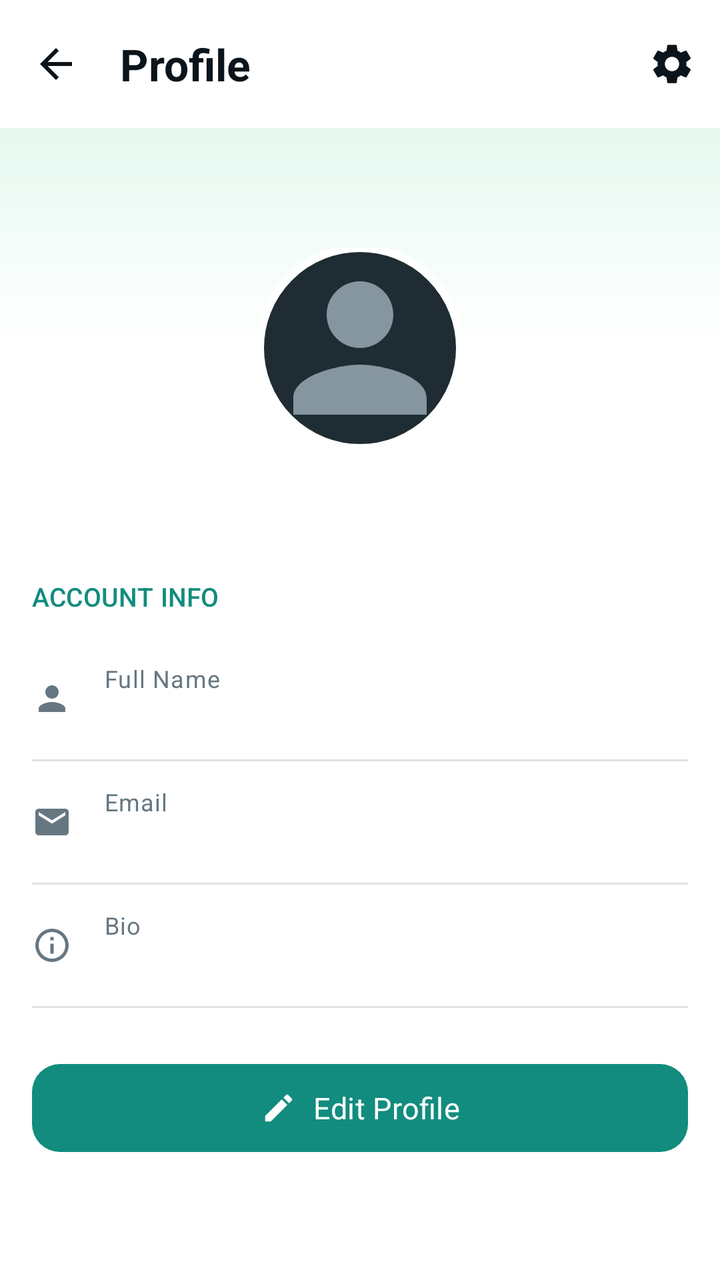
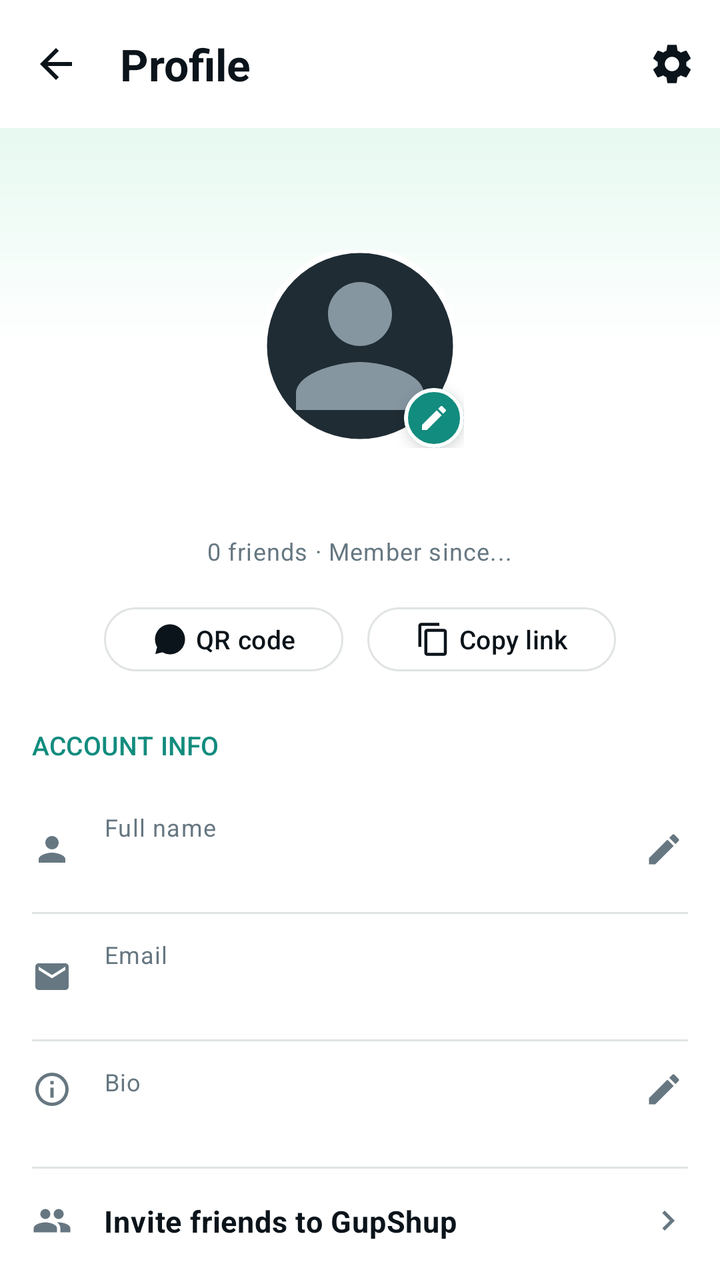

The first picture is an Android layout as it rendered before a commit; the second is the same layout after the commit. The layout source and the unified diff follow.
<!-- AndroidManifest.xml: application theme Theme.GupShup -->
<!-- res/layout/fragment_profile.xml -->
<?xml version="1.0" encoding="utf-8"?>
<LinearLayout xmlns:android="http://schemas.android.com/apk/res/android"
    xmlns:app="http://schemas.android.com/apk/res-auto"
    android:layout_width="match_parent"
    android:layout_height="match_parent"
    android:orientation="vertical"
    android:background="?attr/colorSurface">

    
    <com.google.android.material.appbar.MaterialToolbar
        android:id="@+id/profileToolbar"
        android:layout_width="match_parent"
        android:layout_height="?attr/actionBarSize"
        android:background="?attr/colorSurface"
        app:title="Profile"
        app:titleTextAppearance="@style/TextAppearance.GupShup.Headline"
        app:titleTextColor="?attr/colorOnSurface"
        app:navigationIcon="@drawable/ic_arrow_back"
        app:navigationIconTint="?attr/colorOnSurface"
        app:menu="@menu/profile_menu" />

    <androidx.core.widget.NestedScrollView
        android:layout_width="match_parent"
        android:layout_height="match_parent"
        android:fillViewport="true">

        <LinearLayout
            android:layout_width="match_parent"
            android:layout_height="wrap_content"
            android:orientation="vertical"
            android:paddingBottom="@dimen/spacing_3xl">

            
            <RelativeLayout
                android:layout_width="match_parent"
                android:layout_height="160dp">

                
                <View
                    android:id="@+id/headerBlock"
                    android:layout_width="match_parent"
                    android:layout_height="110dp"
                    android:background="@drawable/bg_profile_header_gradient" />

                
                <FrameLayout
                    android:id="@+id/avatarContainer"
                    android:layout_width="100dp"
                    android:layout_height="100dp"
                    android:layout_alignParentTop="true"
                    android:layout_centerHorizontal="true"
                    android:layout_marginTop="60dp"
                    android:clickable="true"
                    android:focusable="true">

                    
                    <com.google.android.material.imageview.ShapeableImageView
                        android:id="@+id/profileImageView"
                        android:layout_width="match_parent"
                        android:layout_height="match_parent"
                        android:scaleType="centerCrop"
                        android:src="@drawable/ic_profile_placeholder"
                        app:shapeAppearanceOverlay="@style/CircleImage"
                        app:strokeWidth="4dp"
                        app:strokeColor="?attr/colorSurface" />
                </FrameLayout>
            </RelativeLayout>

            
            <TextView
                android:id="@+id/profileNameHeader"
                android:layout_width="wrap_content"
                android:layout_height="wrap_content"
                android:layout_gravity="center_horizontal"
                android:layout_marginTop="12dp"
                style="@style/TextAppearance.GupShup.Headline"
                android:textColor="?attr/colorOnSurface"
                android:textAlignment="center" />

            
            <LinearLayout
                android:layout_width="match_parent"
                android:layout_height="wrap_content"
                android:orientation="vertical"
                android:paddingHorizontal="16dp">

                
                <TextView
                    android:layout_width="wrap_content"
                    android:layout_height="wrap_content"
                    android:text="ACCOUNT INFO"
                    style="@style/TextAppearance.GupShup.Label"
                    android:textColor="@color/colorPrimary"
                    android:layout_marginTop="24dp"
                    android:layout_marginBottom="12dp" />

                
                <LinearLayout
                    android:layout_width="match_parent"
                    android:layout_height="wrap_content"
                    android:orientation="horizontal"
                    android:gravity="center_vertical"
                    android:paddingVertical="12dp">

                    <ImageView
                        android:layout_width="20dp"
                        android:layout_height="20dp"
                        android:src="@drawable/ic_person"
                        app:tint="@color/onSurfaceVariant"
                        android:layout_marginEnd="16dp"
                        android:contentDescription="Full Name Icon" />

                    <LinearLayout
                        android:layout_width="0dp"
                        android:layout_height="wrap_content"
                        android:layout_weight="1"
                        android:orientation="vertical">

                        <TextView
                            android:layout_width="wrap_content"
                            android:layout_height="wrap_content"
                            android:text="Full Name"
                            style="@style/TextAppearance.GupShup.Caption"
                            android:textColor="@color/onSurfaceVariant" />

                        <EditText
                            android:id="@+id/nameEditText"
                            android:layout_width="match_parent"
                            android:layout_height="wrap_content"
                            android:background="@android:color/transparent"
                            android:padding="0dp"
                            android:inputType="textPersonName"
                            style="@style/TextAppearance.GupShup.Body"
                            android:textColor="?attr/colorOnSurface"
                            android:enabled="false" />
                    </LinearLayout>
                </LinearLayout>

                <View
                    android:layout_width="match_parent"
                    android:layout_height="1dp"
                    android:background="@color/outline" />

                
                <LinearLayout
                    android:layout_width="match_parent"
                    android:layout_height="wrap_content"
                    android:orientation="horizontal"
                    android:gravity="center_vertical"
                    android:paddingVertical="12dp">

                    <ImageView
                        android:layout_width="20dp"
                        android:layout_height="20dp"
                        android:src="@drawable/ic_email"
                        app:tint="@color/onSurfaceVariant"
                        android:layout_marginEnd="16dp"
                        android:contentDescription="Email Icon" />

                    <LinearLayout
                        android:layout_width="0dp"
                        android:layout_height="wrap_content"
                        android:layout_weight="1"
                        android:orientation="vertical">

                        <TextView
                            android:layout_width="wrap_content"
                            android:layout_height="wrap_content"
                            android:text="Email"
                            style="@style/TextAppearance.GupShup.Caption"
                            android:textColor="@color/onSurfaceVariant" />

                        <EditText
                            android:id="@+id/emailEditText"
                            android:layout_width="match_parent"
                            android:layout_height="wrap_content"
                            android:background="@android:color/transparent"
                            android:padding="0dp"
                            android:inputType="textEmailAddress"
                            style="@style/TextAppearance.GupShup.Body"
                            android:textColor="?attr/colorOnSurface"
                            android:enabled="false" />
                    </LinearLayout>
                </LinearLayout>

                <View
                    android:layout_width="match_parent"
                    android:layout_height="1dp"
                    android:background="@color/outline" />

                
                <LinearLayout
                    android:layout_width="match_parent"
                    android:layout_height="wrap_content"
                    android:orientation="horizontal"
                    android:gravity="center_vertical"
                    android:paddingVertical="12dp">

                    <ImageView
                        android:layout_width="20dp"
                        android:layout_height="20dp"
                        android:src="@drawable/ic_info"
                        app:tint="@color/onSurfaceVariant"
                        android:layout_marginEnd="16dp"
                        android:contentDescription="Bio Icon" />

                    <LinearLayout
                        android:layout_width="0dp"
                        android:layout_height="wrap_content"
                        android:layout_weight="1"
                        android:orientation="vertical">

                        <TextView
                            android:layout_width="wrap_content"
                            android:layout_height="wrap_content"
                            android:text="Bio"
                            style="@style/TextAppearance.GupShup.Caption"
                            android:textColor="@color/onSurfaceVariant" />

                        <EditText
                            android:id="@+id/bioEditText"
                            android:layout_width="match_parent"
                            android:layout_height="wrap_content"
                            android:background="@android:color/transparent"
                            android:padding="0dp"
                            android:inputType="textMultiLine"
                            android:maxLines="3"
                            style="@style/TextAppearance.GupShup.Body"
                            android:textColor="?attr/colorOnSurface"
                            android:enabled="false" />
                    </LinearLayout>
                </LinearLayout>

                <View
                    android:layout_width="match_parent"
                    android:layout_height="1dp"
                    android:background="@color/outline" />

                
                <com.google.android.material.button.MaterialButton
                    android:id="@+id/editSaveButton"
                    style="@style/Widget.GupShup.Button.Filled"
                    android:layout_width="match_parent"
                    android:layout_height="@dimen/button_height"
                    android:layout_marginTop="24dp"
                    android:text="Edit Profile"
                    app:icon="@drawable/ic_edit"
                    app:iconGravity="textStart"
                    app:iconTint="@color/white" />

            </LinearLayout>

        </LinearLayout>
    </androidx.core.widget.NestedScrollView>

</LinearLayout>
<!-- resources referenced by this layout -->
<resources>
  <color name="white">#FFFFFF</color>
  <dimen name="button_height">52dp</dimen>
  <style name="Widget.GupShup.Button.Filled" parent="Widget.Material3.Button">
          <item name="android:layout_height">@dimen/button_height</item>
          <item name="cornerRadius">@dimen/radius_medium</item>
          <item name="elevation">@dimen/elevation_level_1</item>
          <item name="rippleColor">@color/colorPrimaryContainer</item>
          <item name="android:fontFamily">@font/google_sans_medium</item>
          <item name="android:textSize">15sp</item>
          <item name="backgroundTint">?attr/colorPrimary</item>
          <item name="android:textColor">?attr/colorOnPrimary</item>
      </style>
  <dimen name="radius_medium">14dp</dimen>
  <dimen name="elevation_level_1">1dp</dimen>
  <color name="error">#D32F2F</color>
  <!-- unchanged entries left out for length: 37 -->
</resources>

<!-- the commit's change to res/layout/fragment_profile.xml (unified diff, before → after) -->
@@ -35,7 +35,6 @@
                 android:layout_width="match_parent"
                 android:layout_height="160dp">
 
-                
                 <View
                     android:id="@+id/headerBlock"
                     android:layout_width="match_parent"
@@ -45,24 +44,54 @@
                 
                 <FrameLayout
                     android:id="@+id/avatarContainer"
-                    android:layout_width="100dp"
-                    android:layout_height="100dp"
+                    android:layout_width="104dp"
+                    android:layout_height="104dp"
                     android:layout_alignParentTop="true"
                     android:layout_centerHorizontal="true"
-                    android:layout_marginTop="60dp"
+                    android:layout_marginTop="58dp"
                     android:clickable="true"
                     android:focusable="true">
+
+                    
+                    <View
+                        android:id="@+id/statusRingView"
+                        android:layout_width="104dp"
+                        android:layout_height="104dp"
+                        android:background="@drawable/status_ring"
+                        android:visibility="gone" />
 
                     
                     <com.google.android.material.imageview.ShapeableImageView
                         android:id="@+id/profileImageView"
-                        android:layout_width="match_parent"
-                        android:layout_height="match_parent"
+                        android:layout_width="96dp"
+                        android:layout_height="96dp"
+                        android:layout_gravity="center"
                         android:scaleType="centerCrop"
                         android:src="@drawable/ic_profile_placeholder"
                         app:shapeAppearanceOverlay="@style/CircleImage"
-                        app:strokeWidth="4dp"
+                        app:strokeWidth="3dp"
                         app:strokeColor="?attr/colorSurface" />
+
+                    
+                    <com.google.android.material.card.MaterialCardView
+                        android:id="@+id/cameraBadge"
+                        android:layout_width="30dp"
+                        android:layout_height="30dp"
+                        android:layout_gravity="bottom|end"
+                        app:cardCornerRadius="15dp"
+                        app:cardBackgroundColor="@color/colorPrimary"
+                        app:cardElevation="4dp"
+                        app:strokeWidth="2dp"
+                        app:strokeColor="?attr/colorSurface">
+
+                        <ImageView
+                            android:layout_width="16dp"
+                            android:layout_height="16dp"
+                            android:layout_gravity="center"
+                            android:src="@drawable/ic_edit"
+                            app:tint="@color/white"
+                            android:contentDescription="Change Photo" />
+                    </com.google.android.material.card.MaterialCardView>
                 </FrameLayout>
             </RelativeLayout>
 
@@ -72,10 +101,62 @@
                 android:layout_width="wrap_content"
                 android:layout_height="wrap_content"
                 android:layout_gravity="center_horizontal"
-                android:layout_marginTop="12dp"
+                android:layout_marginTop="10dp"
                 style="@style/TextAppearance.GupShup.Headline"
                 android:textColor="?attr/colorOnSurface"
                 android:textAlignment="center" />
+
+            
+            <TextView
+                android:id="@+id/profileStatsText"
+                android:layout_width="wrap_content"
+                android:layout_height="wrap_content"
+                android:layout_gravity="center_horizontal"
+                android:layout_marginTop="4dp"
+                style="@style/TextAppearance.GupShup.Caption"
+                android:textColor="@color/onSurfaceVariant"
+                android:textAlignment="center"
+                android:text="0 friends · Member since..." />
+
+            
+            <LinearLayout
+                android:layout_width="wrap_content"
+                android:layout_height="wrap_content"
+                android:layout_gravity="center_horizontal"
+                android:orientation="horizontal"
+                android:layout_marginTop="16dp">
+
+                <com.google.android.material.button.MaterialButton
+                    android:id="@+id/qrCodeChip"
+                    style="@style/Widget.Material3.Button.OutlinedButton"
+                    android:layout_width="wrap_content"
+                    android:layout_height="40dp"
+                    android:text="QR code"
+                    android:textAppearance="@style/TextAppearance.GupShup.Label"
+                    android:textColor="?attr/colorOnSurface"
+                    app:icon="@drawable/ic_logo"
+                    app:iconTint="?attr/colorOnSurface"
+                    app:iconSize="18dp"
+                    app:cornerRadius="20dp"
+                    app:strokeColor="@color/outline"
+                    app:strokeWidth="1dp"
+                    android:layout_marginEnd="12dp" />
+
+                <com.google.android.material.button.MaterialButton
+                    android:id="@+id/copyLinkChip"
+                    style="@style/Widget.Material3.Button.OutlinedButton"
+                    android:layout_width="wrap_content"
+                    android:layout_height="40dp"
+                    android:text="Copy link"
+                    android:textAppearance="@style/TextAppearance.GupShup.Label"
+                    android:textColor="?attr/colorOnSurface"
+                    app:icon="@drawable/ic_copy"
+                    app:iconTint="?attr/colorOnSurface"
+                    app:iconSize="18dp"
+                    app:cornerRadius="20dp"
+                    app:strokeColor="@color/outline"
+                    app:strokeWidth="1dp" />
+            </LinearLayout>
 
             
             <LinearLayout
@@ -119,21 +200,45 @@
                         <TextView
                             android:layout_width="wrap_content"
                             android:layout_height="wrap_content"
-                            android:text="Full Name"
+                            android:text="Full name"
                             style="@style/TextAppearance.GupShup.Caption"
                             android:textColor="@color/onSurfaceVariant" />
+
+                        <TextView
+                            android:id="@+id/nameTextView"
+                            android:layout_width="match_parent"
+                            android:layout_height="wrap_content"
+                            style="@style/TextAppearance.GupShup.Body"
+                            android:textColor="?attr/colorOnSurface"
+                            android:textStyle="bold"
+                            android:layout_marginTop="2dp" />
 
                         <EditText
                             android:id="@+id/nameEditText"
                             android:layout_width="match_parent"
                             android:layout_height="wrap_content"
-                            android:background="@android:color/transparent"
-                            android:padding="0dp"
+                            android:background="@drawable/bg_input_pill"
+                            android:paddingHorizontal="12dp"
+                            android:paddingVertical="8dp"
                             android:inputType="textPersonName"
                             style="@style/TextAppearance.GupShup.Body"
                             android:textColor="?attr/colorOnSurface"
-                            android:enabled="false" />
+                            android:visibility="gone"
+                            android:layout_marginTop="4dp" />
                     </LinearLayout>
+
+                    <ImageView
+                        android:id="@+id/editNameButton"
+                        android:layout_width="24dp"
+                        android:layout_height="24dp"
+                        android:src="@drawable/ic_edit"
+                        app:tint="@color/onSurfaceVariant"
+                        android:background="?attr/selectableItemBackgroundBorderless"
+                        android:clickable="true"
+                        android:focusable="true"
+                        android:padding="2dp"
+                        android:layout_marginStart="12dp"
+                        android:contentDescription="Edit Full Name" />
                 </LinearLayout>
 
                 <View
@@ -170,16 +275,13 @@
                             style="@style/TextAppearance.GupShup.Caption"
                             android:textColor="@color/onSurfaceVariant" />
 
-                        <EditText
-                            android:id="@+id/emailEditText"
+                        <TextView
+                            android:id="@+id/emailTextView"
                             android:layout_width="match_parent"
                             android:layout_height="wrap_content"
-                            android:background="@android:color/transparent"
-                            android:padding="0dp"
-                            android:inputType="textEmailAddress"
                             style="@style/TextAppearance.GupShup.Body"
                             android:textColor="?attr/colorOnSurface"
-                            android:enabled="false" />
+                            android:layout_marginTop="2dp" />
                     </LinearLayout>
                 </LinearLayout>
 
@@ -193,7 +295,7 @@
                     android:layout_width="match_parent"
                     android:layout_height="wrap_content"
                     android:orientation="horizontal"
-                    android:gravity="center_vertical"
+                    android:gravity="top"
                     android:paddingVertical="12dp">
 
                     <ImageView
@@ -202,6 +304,7 @@
                         android:src="@drawable/ic_info"
                         app:tint="@color/onSurfaceVariant"
                         android:layout_marginEnd="16dp"
+                        android:layout_marginTop="2dp"
                         android:contentDescription="Bio Icon" />
 
                     <LinearLayout
@@ -217,18 +320,82 @@
                             style="@style/TextAppearance.GupShup.Caption"
                             android:textColor="@color/onSurfaceVariant" />
 
-                        <EditText
-                            android:id="@+id/bioEditText"
+                        
+                        <TextView
+                            android:id="@+id/bioTextView"
                             android:layout_width="match_parent"
                             android:layout_height="wrap_content"
-                            android:background="@android:color/transparent"
-                            android:padding="0dp"
-                            android:inputType="textMultiLine"
-                            android:maxLines="3"
                             style="@style/TextAppearance.GupShup.Body"
                             android:textColor="?attr/colorOnSurface"
-                            android:enabled="false" />
+                            android:layout_marginTop="2dp" />
+
+                        
+                        <LinearLayout
+                            android:id="@+id/bioEditContainer"
+                            android:layout_width="match_parent"
+                            android:layout_height="wrap_content"
+                            android:orientation="vertical"
+                            android:visibility="gone"
+                            android:layout_marginTop="4dp">
+
+                            <RelativeLayout
+                                android:layout_width="match_parent"
+                                android:layout_height="wrap_content">
+
+                                <EditText
+                                    android:id="@+id/bioEditText"
+                                    android:layout_width="match_parent"
+                                    android:layout_height="wrap_content"
+                                    android:background="@drawable/bg_input_pill"
+                                    android:paddingStart="12dp"
+                                    android:paddingEnd="40dp"
+                                    android:paddingVertical="8dp"
+                                    android:inputType="textMultiLine"
+                                    android:maxLines="3"
+                                    style="@style/TextAppearance.GupShup.Body"
+                                    android:textColor="?attr/colorOnSurface" />
+
+                                <ImageView
+                                    android:id="@+id/bioEmojiButton"
+                                    android:layout_width="28dp"
+                                    android:layout_height="28dp"
+                                    android:layout_alignParentEnd="true"
+                                    android:layout_centerVertical="true"
+                                    android:layout_marginEnd="8dp"
+                                    android:padding="2dp"
+                                    android:src="@drawable/ic_send"
+                                    app:tint="@color/colorPrimary"
+                                    android:background="?attr/selectableItemBackgroundBorderless"
+                                    android:clickable="true"
+                                    android:focusable="true"
+                                    android:contentDescription="Pick Emoji" />
+                            </RelativeLayout>
+
+                            <TextView
+                                android:id="@+id/bioCharCounterText"
+                                android:layout_width="wrap_content"
+                                android:layout_height="wrap_content"
+                                android:layout_gravity="end"
+                                android:text="0/150"
+                                style="@style/TextAppearance.GupShup.Caption"
+                                android:textColor="@color/onSurfaceVariant"
+                                android:layout_marginTop="4dp" />
+                        </LinearLayout>
+
                     </LinearLayout>
+
+                    <ImageView
+                        android:id="@+id/editBioButton"
+                        android:layout_width="24dp"
+                        android:layout_height="24dp"
+                        android:src="@drawable/ic_edit"
+                        app:tint="@color/onSurfaceVariant"
+                        android:background="?attr/selectableItemBackgroundBorderless"
+                        android:clickable="true"
+                        android:focusable="true"
+                        android:padding="2dp"
+                        android:layout_marginStart="12dp"
+                        android:contentDescription="Edit Bio" />
                 </LinearLayout>
 
                 <View
@@ -237,16 +404,41 @@
                     android:background="@color/outline" />
 
                 
-                <com.google.android.material.button.MaterialButton
-                    android:id="@+id/editSaveButton"
-                    style="@style/Widget.GupShup.Button.Filled"
-                    android:layout_width="match_parent"
-                    android:layout_height="@dimen/button_height"
-                    android:layout_marginTop="24dp"
-                    android:text="Edit Profile"
-                    app:icon="@drawable/ic_edit"
-                    app:iconGravity="textStart"
-                    app:iconTint="@color/white" />
+                <LinearLayout
+                    android:id="@+id/rowInviteFriends"
+                    android:layout_width="match_parent"
+                    android:layout_height="wrap_content"
+                    android:orientation="horizontal"
+                    android:gravity="center_vertical"
+                    android:paddingVertical="16dp"
+                    android:background="?attr/selectableItemBackground"
+                    android:clickable="true"
+                    android:focusable="true">
+
+                    <ImageView
+                        android:layout_width="20dp"
+                        android:layout_height="20dp"
+                        android:src="@drawable/ic_friends"
+                        app:tint="@color/onSurfaceVariant"
+                        android:layout_marginEnd="16dp"
+                        android:contentDescription="Invite Friends Icon" />
+
+                    <TextView
+                        android:layout_width="0dp"
+                        android:layout_height="wrap_content"
+                        android:layout_weight="1"
+                        android:text="Invite friends to GupShup"
+                        style="@style/TextAppearance.GupShup.Body"
+                        android:textColor="?attr/colorOnSurface"
+                        android:textStyle="bold" />
+
+                    <ImageView
+                        android:layout_width="20dp"
+                        android:layout_height="20dp"
+                        android:src="@drawable/ic_chevron_right"
+                        app:tint="@color/onSurfaceVariant"
+                        android:contentDescription="Chevron" />
+                </LinearLayout>
 
             </LinearLayout>
 
<!-- resource entries referenced after the edit -->
@@ -1,19 +1,92 @@
 <!-- resources referenced by this layout -->
 <resources>
   <color name="white">#FFFFFF</color>
-  <dimen name="button_height">52dp</dimen>
-  <style name="Widget.GupShup.Button.Filled" parent="Widget.Material3.Button">
-          <item name="android:layout_height">@dimen/button_height</item>
-          <item name="cornerRadius">@dimen/radius_medium</item>
-          <item name="elevation">@dimen/elevation_level_1</item>
-          <item name="rippleColor">@color/colorPrimaryContainer</item>
-          <item name="android:fontFamily">@font/google_sans_medium</item>
-          <item name="android:textSize">15sp</item>
-          <item name="backgroundTint">?attr/colorPrimary</item>
-          <item name="android:textColor">?attr/colorOnPrimary</item>
-      </style>
-  <dimen name="radius_medium">14dp</dimen>
-  <dimen name="elevation_level_1">1dp</dimen>
+  <!-- drawable bg_input_pill (drawable) -->
+  <?xml version="1.0" encoding="utf-8"?>
+  <shape xmlns:android="http://schemas.android.com/apk/res/android"
+      android:shape="rectangle">
+      <solid android:color="@color/colorSurfaceContainerHigh" />
+      <corners android:radius="28dp" />
+  </shape>
+  <!-- drawable ic_chevron_right (drawable) -->
+  <?xml version="1.0" encoding="utf-8"?>
+  <vector xmlns:android="http://schemas.android.com/apk/res/android"
+      android:width="24dp"
+      android:height="24dp"
+      android:viewportWidth="24"
+      android:viewportHeight="24">
+      <path
+          android:fillColor="?attr/colorOnSurfaceVariant"
+          android:pathData="M10,6L8.59,7.41L13.17,12l-4.58,4.59L10,18l6,-6z"/>
+  </vector>
+  <!-- drawable ic_copy (drawable) -->
+  <vector xmlns:android="http://schemas.android.com/apk/res/android"
+      android:width="24dp"
+      android:height="24dp"
+      android:viewportWidth="24"
+      android:viewportHeight="24">
+    <path
+        android:fillColor="@android:color/white"
+        android:pathData="M16,1H4C2.9,1 2,1.9 2,3V17H4V3H16V1ZM19,5H8C6.9,5 6,5.9 6,7V21C6,22.1 6.9,23 8,23H19C20.1,23 21,22.1 21,21V7C21,5.9 20.1,5 19,5ZM19,21H8V7H19V21Z"/>
+  </vector>
+  <!-- drawable ic_friends (drawable) -->
+  <vector xmlns:android="http://schemas.android.com/apk/res/android"
+      android:width="24dp"
+      android:height="24dp"
+      android:viewportWidth="24"
+      android:viewportHeight="24"
+      android:tint="?attr/colorControlNormal">
+      <path
+          android:fillColor="@android:color/white"
+          android:pathData="M16,11c1.66,0 2.99,-1.34 2.99,-3S17.66,5 16,5c-1.66,0 -3,1.34 -3,3s1.34,3 3,3zM8,11c1.66,0 2.99,-1.34 2.99,-3S9.66,5 8,5C6.34,5 5,6.34 5,8s1.34,3 3,3zM8,13c-2.33,0 -7,1.17 -7,3.5V19h14v-2.5c0,-2.33 -4.67,-3.5 -7,-3.5zM16,13c-0.29,0 -0.62,0.02 -0.97,0.05 1.16,0.84 1.97,1.97 1.97,3.45V19h6v-2.5c0,-2.33 -4.67,-3.5 -7,-3.5z"/>
+  </vector>
+  <!-- drawable ic_logo (drawable) -->
+  <vector xmlns:android="http://schemas.android.com/apk/res/android"
+      xmlns:aapt="http://schemas.android.com/aapt"
+      android:width="120dp"
+      android:height="120dp"
+      android:viewportWidth="120"
+      android:viewportHeight="120">
+      <path
+          android:pathData="M60,10C32.39,10 10,32.39 10,60c0,9.36 2.57,18.13 7.04,25.63L11,109l24.03,-5.9C42.27,107.28 50.8,110 60,110c27.61,0 50,-22.39 50,-50S87.61,10 60,10z">
+          <aapt:attr name="android:fillColor">
+              <gradient
+                  android:startX="10"
+                  android:startY="10"
+                  android:endX="110"
+                  android:endY="110"
+                  android:type="linear">
+                  <item android:offset="0.0" android:color="#FF00A884"/>
+                  <item android:offset="1.0" android:color="#FF008069"/>
+              </gradient>
+          </aapt:attr>
+      </path>
+      <path
+          android:fillColor="#FFFFFF"
+          android:pathData="M40,54h40c2.2,0 4,1.8 4,4s-1.8,4 -4,4H40c-2.2,0 -4,-1.8 -4,-4s1.8,-4 4,-4zM40,38h40c2.2,0 4,1.8 4,4s-1.8,4 -4,4H40c-2.2,0 -4,-1.8 -4,-4s1.8,-4 4,-4zM40,70h24c2.2,0 4,1.8 4,4s-1.8,4 -4,4H40c-2.2,0 -4,-1.8 -4,-4s1.8,-4 4,-4z"/>
+  </vector>
+  <!-- drawable ic_send (drawable) -->
+  <?xml version="1.0" encoding="utf-8"?>
+  <vector xmlns:android="http://schemas.android.com/apk/res/android"
+      android:width="24dp"
+      android:height="24dp"
+      android:viewportWidth="24"
+      android:viewportHeight="24">
+      <path
+          android:fillColor="@color/colorPrimary"
+          android:pathData="M2.01,21L23,12 2.01,3 2,10 17,12 2,14z"/>
+  </vector>
+  <!-- drawable status_ring (drawable) -->
+  <?xml version="1.0" encoding="utf-8"?>
+  <shape xmlns:android="http://schemas.android.com/apk/res/android"
+      android:shape="oval">
+      <stroke
+          android:width="2.5dp"
+          android:color="@color/online_green" />
+      <solid android:color="@android:color/transparent" />
+  </shape>
+  <color name="colorSurfaceContainerHigh">#EEF3F1</color>
+  <color name="online_green">#25D366</color>
   <color name="error">#D32F2F</color>
   <!-- unchanged entries left out for length: 37 -->
 </resources>
